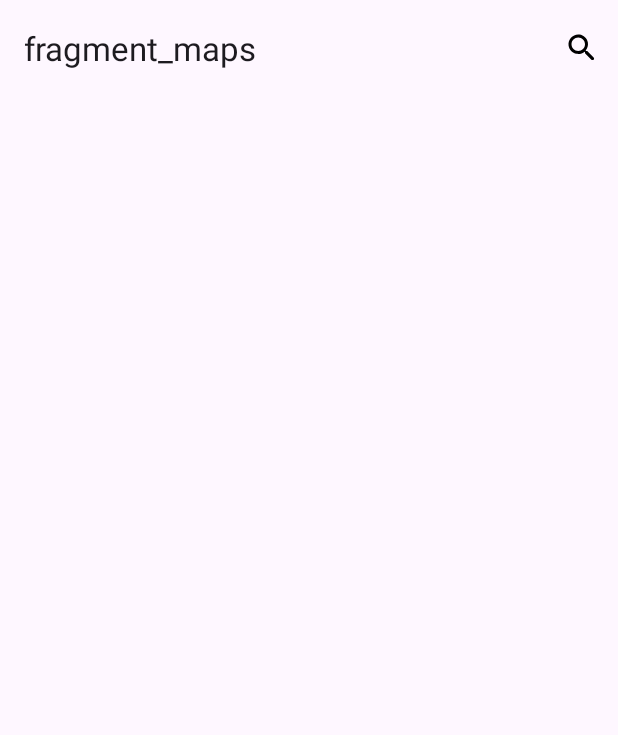
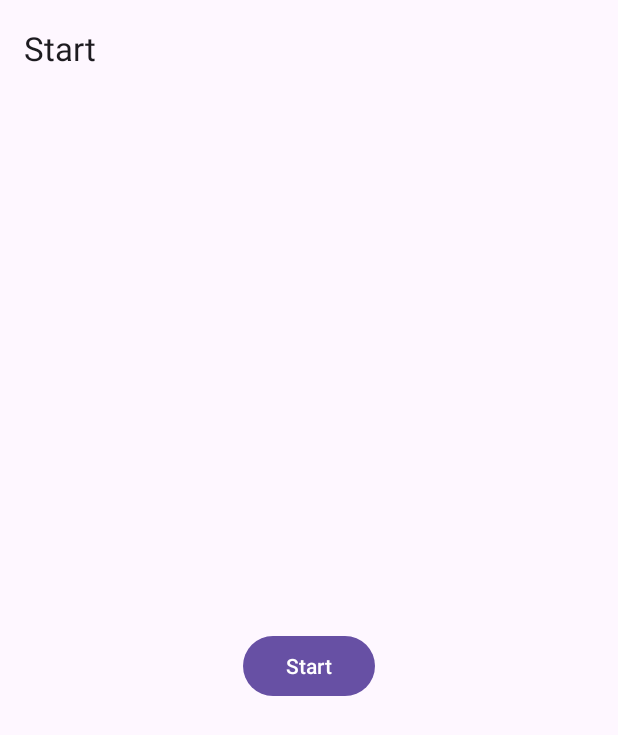
Before and after one commit to Evan-Bain/RowdyHackIX, an Android app: the screen it shows after launch (MainActivity), on a phone screen of 412 x 824 dp. Shown: the top 735 px of the screen. Run offline under Robolectric (Android 15) with nearby library versions, the light colour scheme and no system bars; our stand-ins replace data binding, navigation-ui.

Commit message:
Start Fragment added

```diff
--- /dev/null
+++ b/app/src/main/java/com/example/rowdyhacks/start/StartFragment.kt
@@ -0,0 +1,34 @@
+package com.example.rowdyhacks.start
+
+import android.os.Bundle
+import androidx.fragment.app.Fragment
+import android.view.LayoutInflater
+import android.view.View
+import android.view.ViewGroup
+import androidx.databinding.DataBindingUtil
+import androidx.navigation.fragment.findNavController
+import com.example.rowdyhacks.R
+import com.example.rowdyhacks.databinding.FragmentStartBinding
+
+class StartFragment : Fragment() {
+
+    private lateinit var binding: FragmentStartBinding
+    override fun onCreateView(
+        inflater: LayoutInflater, container: ViewGroup?,
+        savedInstanceState: Bundle?
+    ): View {
+        binding = DataBindingUtil.inflate(
+            inflater,
+            R.layout.fragment_start,
+            container,
+            false
+        )
+
+        binding.buttonStart.setOnClickListener {
+            findNavController().navigate(R.id.mapsFragment)
+        }
+
+        return binding.root
+    }
+
+}
--- /dev/null
+++ b/app/src/main/res/layout/fragment_start.xml
@@ -0,0 +1,19 @@
+<?xml version="1.0" encoding="utf-8"?>
+<layout xmlns:android="http://schemas.android.com/apk/res/android"
+    xmlns:tools="http://schemas.android.com/tools">
+
+    <FrameLayout
+        android:layout_width="match_parent"
+        android:layout_height="match_parent"
+        tools:context=".start.StartFragment" >
+
+        <Button
+            android:id="@+id/button_start"
+            android:layout_width="wrap_content"
+            android:layout_height="wrap_content"
+            android:layout_gravity="center"
+            android:text="Start" />
+
+    </FrameLayout>
+
+</layout>
--- a/app/src/main/res/navigation/nav_graph.xml
+++ b/app/src/main/res/navigation/nav_graph.xml
@@ -3,11 +3,20 @@
     xmlns:app="http://schemas.android.com/apk/res-auto"
     xmlns:tools="http://schemas.android.com/tools"
     android:id="@+id/nav_graph"
-    app:startDestination="@id/mapsFragment">
+    app:startDestination="@id/startFragment">
 
     <fragment
         android:id="@+id/mapsFragment"
         android:name="com.example.rowdyhacks.maps.MapsFragment"
-        android:label="fragment_maps"
+        android:label="Maps"
         tools:layout="@layout/fragment_maps" />
+    <fragment
+        android:id="@+id/startFragment"
+        android:name="com.example.rowdyhacks.start.StartFragment"
+        android:label="Start"
+        tools:layout="@layout/fragment_maps">
+        <action
+            android:id="@+id/action_startFragment_to_mapsFragment"
+            app:destination="@id/mapsFragment" />
+    </fragment>
 </navigation>
--- a/app/src/main/res/values/strings.xml
+++ b/app/src/main/res/values/strings.xml
@@ -2,4 +2,6 @@
     <string name="app_name">RowdyHacks</string>
     <string name="search_title">Search address</string>
     <string name="map_of_the_earth_provided_by_google_maps">Map of the Earth provided by Google Maps</string>
+    <!-- TODO: Remove or change this placeholder text -->
+    <string name="hello_blank_fragment">Hello blank fragment</string>
 </resources>
```
